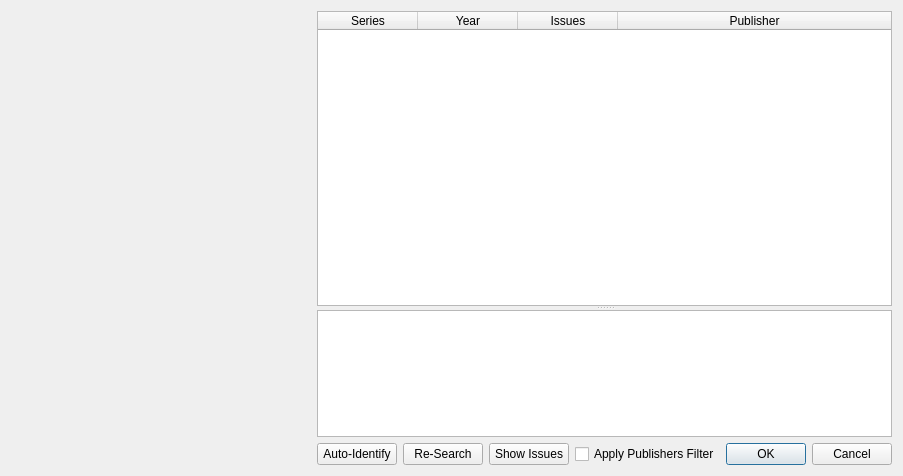
Old version of the form comictaggerlib/ui/volumeselectionwindow.ui in the repository comictagger/comictagger.
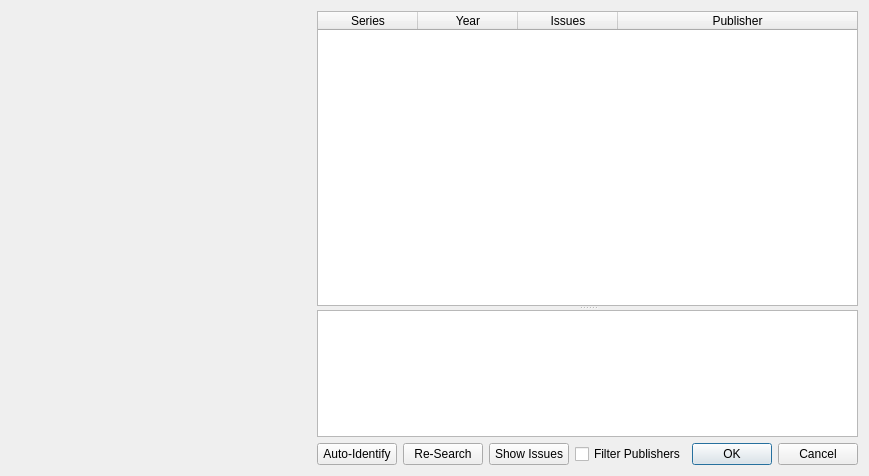
New version of the form.

Commit message: changed matching to use utils.sanitized_title

Patch:
```diff
--- a/comictaggerlib/ui/volumeselectionwindow.ui
+++ b/comictaggerlib/ui/volumeselectionwindow.ui
@@ -151,7 +151,10 @@
         <item>
          <widget class="QCheckBox" name="cbxFilter">
           <property name="text">
-           <string>Apply Publishers Filter</string>
+           <string>Filter Publishers</string>
+          </property>
+          <property name="toolTip">
+           <string>Filter the publishers based on the publisher blacklist.</string>
           </property>
          </widget>
         </item>
```
The commit also changes 1 other file.
